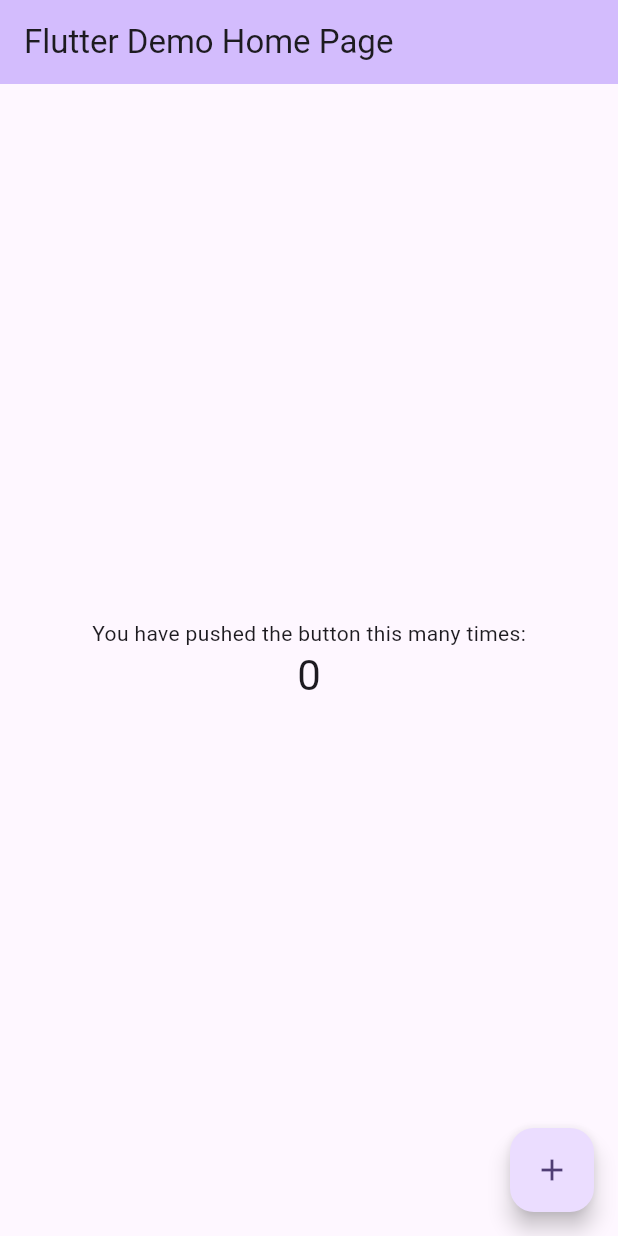
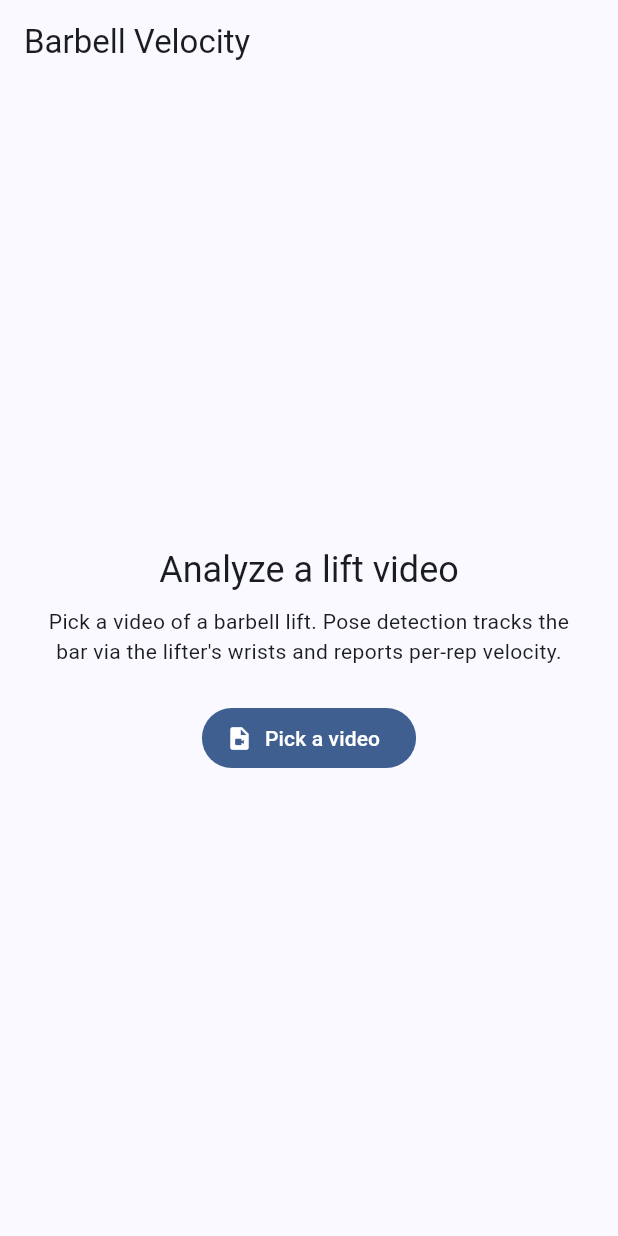
Before and after one commit to julianty/barbell-velocity-app, a Flutter app: the screen it shows after launch, on a phone screen of 412 x 824 dp. Run offline on Flutter 3.47's test engine with Material 3 defaults, Android fonts, the phone set to English and light mode, and no system bars; our stand-ins replace file_picker, fl_chart, web; missing offline and left inert: dart:js_interop, ultralytics_yolo.

Commit message:
Pipeline wiring + results UI: pick -> analyze -> rep table and chart
- video_pipeline.dart: orchestrates frames -> inference -> track ->
  analysis (compute isolate), typed unreadable-video / no-lifter errors,
  web fps recovery from frame timestamps, progress reporting.
- UI: home screen state machine (idle/processing/error/results), rep
  metrics DataTable, fl_chart velocity line with shaded concentric
  phases, light+dark theming on the validated dataviz palette.
- Tests: fixture-backed pipeline integration (reps match the Python
  reference through the full pipeline), error paths, widget tests for
  every screen state. pumpAndSettle replaced with pumpUntilFound where
  the pipeline is timer-driven.

116/116 tests pass; flutter analyze and flutter build web clean.

Co-Authored-By: Claude Fable 5 <noreply@anthropic.com>

```diff
--- a/lib/main.dart
+++ b/lib/main.dart
@@ -1,122 +1,27 @@
 import 'package:flutter/material.dart';
 
+import 'ui/home_screen.dart';
+
 void main() {
-  runApp(const MyApp());
+  runApp(const BarbellVelocityApp());
 }
 
-class MyApp extends StatelessWidget {
-  const MyApp({super.key});
+class BarbellVelocityApp extends StatelessWidget {
+  const BarbellVelocityApp({super.key});
 
-  // This widget is the root of your application.
   @override
   Widget build(BuildContext context) {
+    const seed = Color(0xFF2A78D6); // viz series-1 blue
     return MaterialApp(
-      title: 'Flutter Demo',
+      title: 'Barbell Velocity',
       theme: ThemeData(
-        // This is the theme of your application.
-        //
-        // TRY THIS: Try running your application with "flutter run". You'll see
-        // the application has a purple toolbar. Then, without quitting the app,
-        // try changing the seedColor in the colorScheme below to Colors.green
-        // and then invoke "hot reload" (save your changes or press the "hot
-        // reload" button in a Flutter-supported IDE, or press "r" if you used
-        // the command line to start the app).
-        //
-        // Notice that the counter didn't reset back to zero; the application
-        // state is not lost during the reload. To reset the state, use hot
-        // restart instead.
-        //
-        // This works for code too, not just values: Most code changes can be
-        // tested with just a hot reload.
-        colorScheme: .fromSeed(seedColor: Colors.deepPurple),
+        colorScheme: ColorScheme.fromSeed(seedColor: seed),
       ),
-      home: const MyHomePage(title: 'Flutter Demo Home Page'),
+      darkTheme: ThemeData(
+        colorScheme: ColorScheme.fromSeed(
+            seedColor: seed, brightness: Brightness.dark),
+      ),
+      home: const HomeScreen(),
     );
   }
 }
-
-class MyHomePage extends StatefulWidget {
-  const MyHomePage({super.key, required this.title});
-
-  // This widget is the home page of your application. It is stateful, meaning
-  // that it has a State object (defined below) that contains fields that affect
-  // how it looks.
-
-  // This class is the configuration for the state. It holds the values (in this
-  // case the title) provided by the parent (in this case the App widget) and
-  // used by the build method of the State. Fields in a Widget subclass are
-  // always marked "final".
-
-  final String title;
-
-  @override
-  State<MyHomePage> createState() => _MyHomePageState();
-}
-
-class _MyHomePageState extends State<MyHomePage> {
-  int _counter = 0;
-
-  void _incrementCounter() {
-    setState(() {
-      // This call to setState tells the Flutter framework that something has
-      // changed in this State, which causes it to rerun the build method below
-      // so that the display can reflect the updated values. If we changed
-      // _counter without calling setState(), then the build method would not be
-      // called again, and so nothing would appear to happen.
-      _counter++;
-    });
-  }
-
-  @override
-  Widget build(BuildContext context) {
-    // This method is rerun every time setState is called, for instance as done
-    // by the _incrementCounter method above.
-    //
-    // The Flutter framework has been optimized to make rerunning build methods
-    // fast, so that you can just rebuild anything that needs updating rather
-    // than having to individually change instances of widgets.
-    return Scaffold(
-      appBar: AppBar(
-        // TRY THIS: Try changing the color here to a specific color (to
-        // Colors.amber, perhaps?) and trigger a hot reload to see the AppBar
-        // change color while the other colors stay the same.
-        backgroundColor: Theme.of(context).colorScheme.inversePrimary,
-        // Here we take the value from the MyHomePage object that was created by
-        // the App.build method, and use it to set our appbar title.
-        title: Text(widget.title),
-      ),
-      body: Center(
-        // Center is a layout widget. It takes a single child and positions it
-        // in the middle of the parent.
-        child: Column(
-          // Column is also a layout widget. It takes a list of children and
-          // arranges them vertically. By default, it sizes itself to fit its
-          // children horizontally, and tries to be as tall as its parent.
-          //
-          // Column has various properties to control how it sizes itself and
-          // how it positions its children. Here we use mainAxisAlignment to
-          // center the children vertically; the main axis here is the vertical
-          // axis because Columns are vertical (the cross axis would be
-          // horizontal).
-          //
-          // TRY THIS: Invoke "debug painting" (choose the "Toggle Debug Paint"
-          // action in the IDE, or press "p" in the console), to see the
-          // wireframe for each widget.
-          mainAxisAlignment: .center,
-          children: [
-            const Text('You have pushed the button this many times:'),
-            Text(
-              '$_counter',
-              style: Theme.of(context).textTheme.headlineMedium,
-            ),
-          ],
-        ),
-      ),
-      floatingActionButton: FloatingActionButton(
-        onPressed: _incrementCounter,
-        tooltip: 'Increment',
-        child: const Icon(Icons.add),
-      ),
-    );
-  }
-}
--- /dev/null
+++ b/lib/pipeline/video_pipeline.dart
@@ -0,0 +1,149 @@
+/// End-to-end orchestration: picked video -> frames -> pose inference ->
+/// barbell track -> analysis. Platform pieces are injected so tests can run
+/// the whole flow with fakes (see test/pipeline/).
+library;
+
+import 'package:flutter/foundation.dart' show compute;
+
+import '../analysis/analysis_config.dart';
+import '../analysis/models.dart';
+import '../analysis/pipeline.dart';
+import '../inference/backend_factory.dart';
+import '../inference/inference_backend.dart';
+import '../inference/track_builder.dart';
+import '../input/frame_source.dart';
+import '../input/frame_source_factory.dart';
+import '../input/video_picker.dart';
+
+/// The video could not be opened or produced no usable frames.
+class UnreadableVideoException implements Exception {
+  final String message;
+  UnreadableVideoException(this.message);
+  @override
+  String toString() => message;
+}
+
+/// Frames decoded fine but no person/wrists were ever detected.
+class NoBarbellException implements Exception {
+  final String message;
+  NoBarbellException(this.message);
+  @override
+  String toString() => message;
+}
+
+class PipelineProgress {
+  final int framesProcessed;
+  final int framesWithDetection;
+
+  /// 0..1 based on frame timestamp vs video duration, or null when the
+  /// duration is unknown.
+  final double? fraction;
+
+  const PipelineProgress({
+    required this.framesProcessed,
+    required this.framesWithDetection,
+    this.fraction,
+  });
+}
+
+class PipelineOutput {
+  final VideoInfo info;
+  final BarbellTrack track;
+  final AnalysisResult analysis;
+
+  const PipelineOutput({
+    required this.info,
+    required this.track,
+    required this.analysis,
+  });
+}
+
+AnalysisResult _analyzeEntry((BarbellTrack, AnalysisConfig) args) =>
+    analyzeTrack(args.$1, config: args.$2);
+
+class VideoPipeline {
+  final FrameSource Function(PickedVideo) frameSourceFactory;
+  final InferenceBackend Function() backendFactory;
+  final AnalysisConfig config;
+
+  /// Analysis normally runs via [compute] to keep the UI thread free; widget
+  /// tests set this to false because real isolates never resolve inside the
+  /// fake-async test zone.
+  final bool useIsolate;
+
+  VideoPipeline({
+    this.frameSourceFactory = createFrameSource,
+    this.backendFactory = createInferenceBackend,
+    this.config = const AnalysisConfig(),
+    this.useIsolate = true,
+  });
+
+  Future<PipelineOutput> run(
+    PickedVideo video, {
+    void Function(PipelineProgress progress)? onProgress,
+  }) async {
+    final source = frameSourceFactory(video);
+    final backend = backendFactory();
+    try {
+      final VideoInfo info;
+      try {
+        info = await source.open();
+      } catch (e) {
+        throw UnreadableVideoException('Could not open "${video.name}": $e');
+      }
+      await backend.load();
+
+      final builder = TrackBuilder();
+      final timestamps = <double>[];
+      var withDetection = 0;
+      try {
+        await for (final frame in source.frames()) {
+          final detections = await backend.infer(frame);
+          builder.add('frame_${frame.index}', detections);
+          timestamps.add(frame.timestampS);
+          if (detections.isNotEmpty) withDetection++;
+          onProgress?.call(PipelineProgress(
+            framesProcessed: timestamps.length,
+            framesWithDetection: withDetection,
+            fraction: info.durationS > 0
+                ? (frame.timestampS / info.durationS).clamp(0.0, 1.0)
+                : null,
+          ));
+        }
+      } on UnreadableVideoException {
+        rethrow;
+      } catch (e) {
+        throw UnreadableVideoException('Failed decoding "${video.name}": $e');
+      }
+
+      if (timestamps.length < 2) {
+        throw UnreadableVideoException(
+            'No frames could be decoded from "${video.name}"');
+      }
+
+      // Web reports fps = NaN from open(); recover it from the timestamps.
+      final fps = info.fps.isFinite && info.fps > 0
+          ? info.fps
+          : estimateFps(timestamps);
+      if (!fps.isFinite || fps <= 0) {
+        throw UnreadableVideoException(
+            'Could not determine the frame rate of "${video.name}"');
+      }
+
+      final track = builder.build(fps);
+      if (track.points.every((p) => p.center == null)) {
+        throw NoBarbellException(
+            'No lifter was detected in "${video.name}" — make sure the '
+            'person and their hands are visible.');
+      }
+
+      final analysis = useIsolate
+          ? await compute(_analyzeEntry, (track, config))
+          : analyzeTrack(track, config: config);
+      return PipelineOutput(info: info, track: track, analysis: analysis);
+    } finally {
+      await source.dispose();
+      await backend.dispose();
+    }
+  }
+}
--- /dev/null
+++ b/lib/ui/home_screen.dart
@@ -0,0 +1,151 @@
+/// App entry screen and state machine: pick a video -> processing (with
+/// progress) -> results, with distinct error states for unreadable videos
+/// and lifts where no person was detected.
+library;
+
+import 'package:flutter/material.dart';
+
+import '../input/video_picker.dart';
+import '../pipeline/video_pipeline.dart';
+import 'results_view.dart';
+
+class HomeScreen extends StatefulWidget {
+  /// Injectable for tests; defaults to the real platform pipeline/picker.
+  final VideoPipeline? pipeline;
+  final Future<PickedVideo?> Function() picker;
+
+  const HomeScreen({super.key, this.pipeline, this.picker = pickVideo});
+
+  @override
+  State<HomeScreen> createState() => _HomeScreenState();
+}
+
+sealed class _ScreenState {}
+
+class _Idle extends _ScreenState {}
+
+class _Processing extends _ScreenState {
+  final String videoName;
+  final PipelineProgress? progress;
+  _Processing(this.videoName, [this.progress]);
+}
+
+class _Failed extends _ScreenState {
+  final String message;
+  _Failed(this.message);
+}
+
+class _Done extends _ScreenState {
+  final PipelineOutput output;
+  _Done(this.output);
+}
+
+class _HomeScreenState extends State<HomeScreen> {
+  _ScreenState _state = _Idle();
+
+  Future<void> _pickAndRun() async {
+    final video = await widget.picker();
+    if (video == null || !mounted) return;
+
+    setState(() => _state = _Processing(video.name));
+    final pipeline = widget.pipeline ?? VideoPipeline();
+    try {
+      final output = await pipeline.run(video, onProgress: (p) {
+        if (mounted) setState(() => _state = _Processing(video.name, p));
+      });
+      if (mounted) setState(() => _state = _Done(output));
+    } on UnreadableVideoException catch (e) {
+      if (mounted) setState(() => _state = _Failed(e.message));
+    } on NoBarbellException catch (e) {
+      if (mounted) setState(() => _state = _Failed(e.message));
+    } catch (e) {
+      if (mounted) setState(() => _state = _Failed('Analysis failed: $e'));
+    }
+  }
+
+  @override
+  Widget build(BuildContext context) {
+    final theme = Theme.of(context);
+    return Scaffold(
+      appBar: AppBar(
+        title: const Text('Barbell Velocity'),
+        actions: [
+          if (_state is _Done || _state is _Failed)
+            IconButton(
+              tooltip: 'Analyze another video',
+              icon: const Icon(Icons.refresh),
+              onPressed: () => setState(() => _state = _Idle()),
+            ),
+        ],
+      ),
+      body: switch (_state) {
+        _Idle() => Center(
+            child: Column(
+              mainAxisSize: MainAxisSize.min,
+              children: [
+                Text('Analyze a lift video',
+                    style: theme.textTheme.headlineSmall),
+                const SizedBox(height: 8),
+                const Padding(
+                  padding: EdgeInsets.symmetric(horizontal: 32),
+                  child: Text(
+                    'Pick a video of a barbell lift. Pose detection tracks '
+                    'the bar via the lifter\'s wrists and reports per-rep '
+                    'velocity.',
+                    textAlign: TextAlign.center,
+                  ),
+                ),
+                const SizedBox(height: 24),
+                FilledButton.icon(
+                  onPressed: _pickAndRun,
+                  icon: const Icon(Icons.video_file),
+                  label: const Text('Pick a video'),
+                ),
+              ],
+            ),
+          ),
+        _Processing(:final videoName, :final progress) => Center(
+            child: Column(
+              mainAxisSize: MainAxisSize.min,
+              children: [
+                SizedBox(
+                  width: 240,
+                  child: LinearProgressIndicator(value: progress?.fraction),
+                ),
+                const SizedBox(height: 16),
+                Text('Analyzing $videoName…',
+                    style: theme.textTheme.titleMedium),
+                if (progress != null) ...[
+                  const SizedBox(height: 8),
+                  Text(
+                    '${progress.framesProcessed} frames · '
+                    '${progress.framesWithDetection} with a lifter',
+                    style: theme.textTheme.bodySmall,
+                  ),
+                ],
+              ],
+            ),
+          ),
+        _Failed(:final message) => Center(
+            child: Padding(
+              padding: const EdgeInsets.all(24),
+              child: Column(
+                mainAxisSize: MainAxisSize.min,
+                children: [
+                  const Icon(Icons.error_outline, size: 48),
+                  const SizedBox(height: 12),
+                  Text(message, textAlign: TextAlign.center),
+                  const SizedBox(height: 16),
+                  FilledButton(
+                    onPressed: _pickAndRun,
+                    child: const Text('Try another video'),
+                  ),
+                ],
+              ),
+            ),
+          ),
+        _Done(:final output) => ResultsView(output: output),
+      },
+    );
+  }
+}
```
Also changed, not shown: lib/ui/results_view.dart (added, +93 -0 lines), lib/ui/velocity_chart.dart (added, +116 -0 lines), lib/ui/viz_palette.dart (added, +52 -0 lines), 3 other files.
